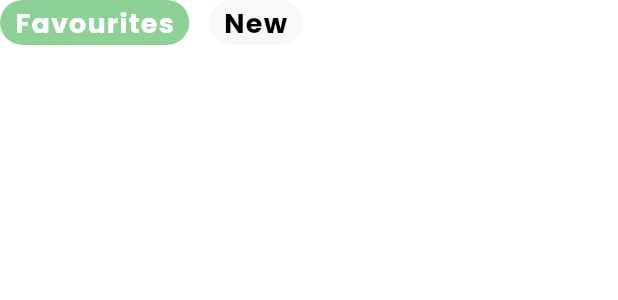
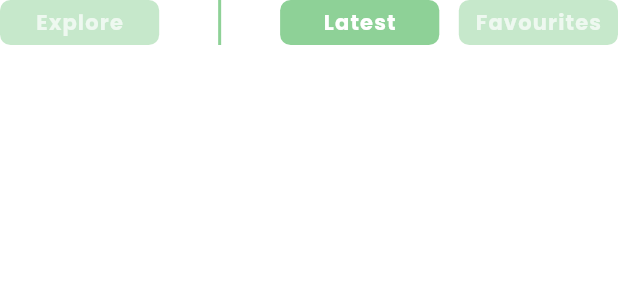
Before and after one commit to A-Yehia19/The-Eye, a Flutter app: the ButtonsList widget shown alone on an empty page, opened directly, on a phone screen of 412 x 824 dp. Shown: the top 300 px of the screen. Run offline on Flutter 3.47's test engine with Material 3 defaults, Android fonts, the phone set to English and light mode, and no system bars; our stand-ins replace carousel_slider, cloud_firestore, firebase_auth, firebase_core, flutter_credit_card, flutter_screenutil and 3 more; missing offline and left inert: dart:html, multi_value_listenable_builder; accounts and stored records are empty.

Commit message:
version 0.10.3

```diff
--- a/lib/Pages/Videos Home/Widgets/Buttons List.dart
+++ b/lib/Pages/Videos Home/Widgets/Buttons List.dart
@@ -1,42 +1,41 @@
 import 'package:flutter/material.dart';
 import 'package:the_eye/Constants/Colors.dart';
 import 'package:the_eye/Pages/Videos%20Home/Data/Variables.dart';
+import 'package:the_eye/Pages/Videos%20Home/Widgets/tag%20button.dart';
 
 class ButtonsList extends StatelessWidget {
   const ButtonsList({super.key});
 
   @override
   Widget build(BuildContext context) {
-    return Container(
-      margin: const EdgeInsets.only(bottom: 20),
+    return SizedBox(
       height: 30,
       child: ValueListenableBuilder(
         valueListenable: selectedIdx,
-        builder: (context, value, child) => ListView.separated(
-          scrollDirection: Axis.horizontal,
-          itemCount: buttons.length,
-          separatorBuilder: (context, index) => const SizedBox(width: 13),
-          itemBuilder: (context, idx) => AnimatedContainer(
-            duration: const Duration(seconds: 1),
-            curve: Curves.easeOut,
-
-            padding: const EdgeInsets.symmetric(horizontal: 10, vertical: 3),
-            decoration: BoxDecoration(
-              color: selectedIdx.value == idx ? primaryColor : secondaryColor,
-              borderRadius: BorderRadius.circular(100),
+        builder: (context, value, child) => Row(
+          mainAxisAlignment: MainAxisAlignment.spaceBetween,
+          children: [
+            TagButton(
+              text: 'Explore',
+              buttonIdx: -1,
+              selectedIndex: selectedIdx.value,
             ),
-            child: InkWell(
-              onTap: () => selectedIdx.value = idx,
-              child: Text(buttons[idx],
-                style: TextStyle(
-                  color: selectedIdx.value == idx ? Colors.white : Colors.black,
-                  fontSize: 18,
-                  fontWeight: FontWeight.w700,
-                  letterSpacing: 0.78,
-                ),
+            const VerticalDivider(
+              color: primaryColor,
+              thickness: 2,
+            ),
+            ListView.separated(
+              scrollDirection: Axis.horizontal,
+              itemCount: buttons.length,
+              shrinkWrap: true,
+              separatorBuilder: (context, index) => const SizedBox(width: 13),
+              itemBuilder: (context, idx) => TagButton(
+                text: buttons[idx],
+                buttonIdx: idx,
+                selectedIndex: selectedIdx.value,
               ),
             ),
-          ),
+          ],
         ),
       ),
     );
--- /dev/null
+++ b/lib/Pages/Videos Home/Widgets/tag button.dart
@@ -0,0 +1,43 @@
+import 'package:flutter/material.dart';
+import 'package:flutter_screenutil/flutter_screenutil.dart';
+
+import '../../../Constants/Colors.dart';
+import '../Data/Variables.dart';
+
+class TagButton extends StatelessWidget {
+  final String text;
+  final int buttonIdx;
+  final int selectedIndex;
+  const TagButton({super.key, required this.text, required this.buttonIdx, required this.selectedIndex});
+
+  @override
+  Widget build(BuildContext context) {
+    double areaWidth = MediaQuery.of(context).size.width - 30.w;
+    double buttonWidth = areaWidth * 0.28;
+
+    return AnimatedContainer(
+      height: 30,
+      width: buttonWidth,
+      duration: const Duration(milliseconds: 500),
+      alignment: Alignment.center,
+      curve: Curves.easeOut,
+
+      padding: const EdgeInsets.symmetric(horizontal: 10, vertical: 3),
+      decoration: BoxDecoration(
+        color: selectedIndex == buttonIdx ? primaryColor : primaryColor.withOpacity(0.5),
+        borderRadius: BorderRadius.circular(7),
+      ),
+      child: InkWell(
+        onTap: () => selectedIdx.value = buttonIdx,
+        child: Text(text,
+          style: TextStyle(
+            color: selectedIndex == buttonIdx ? Colors.white : Colors.white70,
+            fontSize: 14,
+            fontWeight: FontWeight.w700,
+            letterSpacing: 0.78,
+          ),
+        ),
+      ),
+    );
+  }
+}
--- a/lib/main.dart
+++ b/lib/main.dart
@@ -54,7 +54,7 @@ class MyApp extends StatelessWidget {
         home: child,
       ),
       child: FirebaseAuth.instance.currentUser == null ?
-        const Login() : const Login(),
+        const Login() : const Profiles(),
     );
   }
 }
--- a/pubspec.yaml
+++ b/pubspec.yaml
@@ -26,6 +26,8 @@ dependencies:
   flutter_credit_card: ^4.0.1
   credit_card_scanner: ^1.0.5
   multi_value_listenable_builder: ^0.0.2
+  carousel_slider: ^4.2.1
+  smooth_page_indicator: ^1.1.0
 
 
 dev_dependencies:
```
Also changed, not shown: lib/Common/Widgets/Upper Bar.dart (+18 -22 lines), lib/Pages/Videos Home/Data/Variables.dart (+17 -2 lines), lib/Pages/Videos Home/Videos Home.dart (+30 -18 lines), lib/Pages/Videos Home/Widgets/Carousel Indicator.dart (added, +30 -0 lines), lib/Pages/Videos Home/Widgets/Carousel Item.dart (added, +127 -0 lines), lib/Pages/Videos Home/Widgets/Recommended Carousel.dart (added, +28 -0 lines), lib/Pages/Videos Home/Widgets/Recommended Videos.dart (+12 -37 lines), lib/Pages/Videos Home/Widgets/Video Card.dart (added, +84 -0 lines), pubspec.lock, 1 other file.
